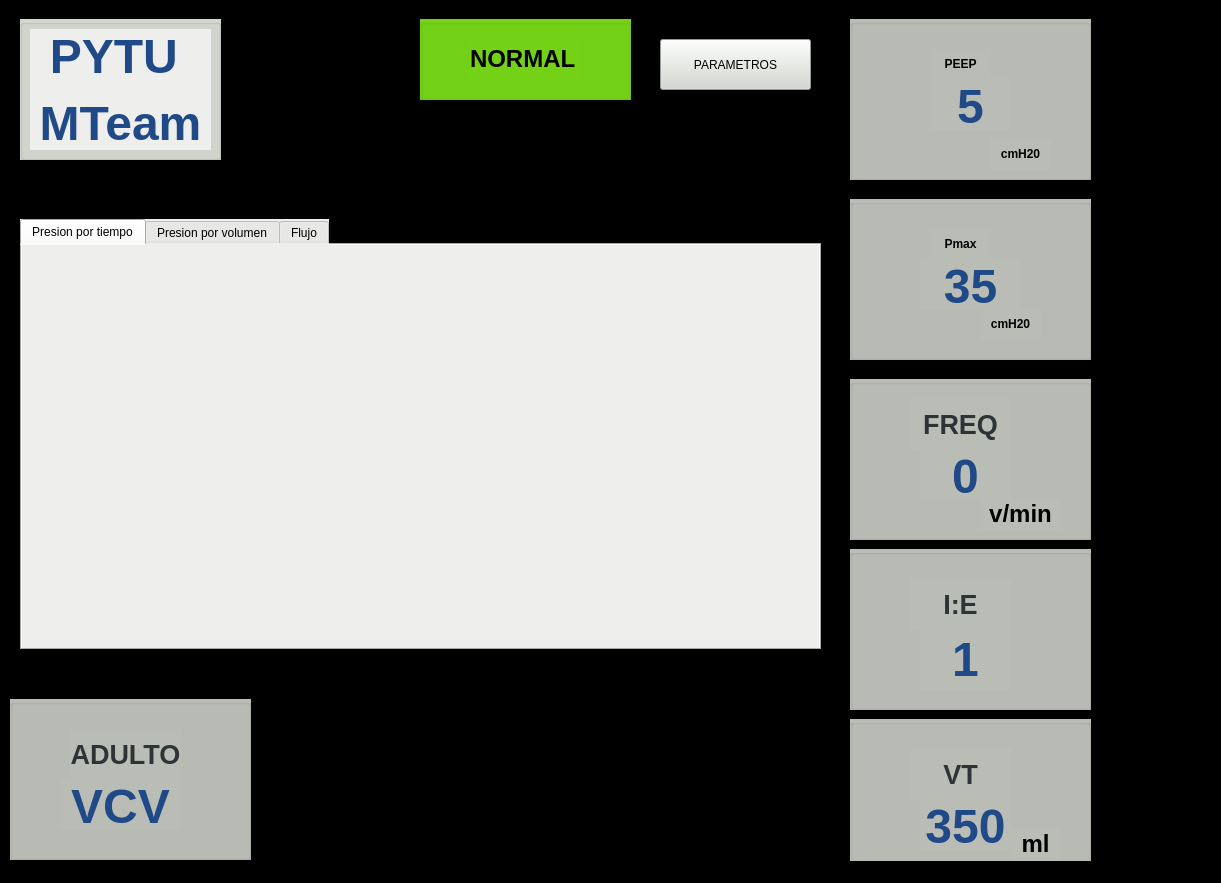
Above: mainwindow.ui from williamtoll/pytu-simulator before the change. Below: the same form after it.
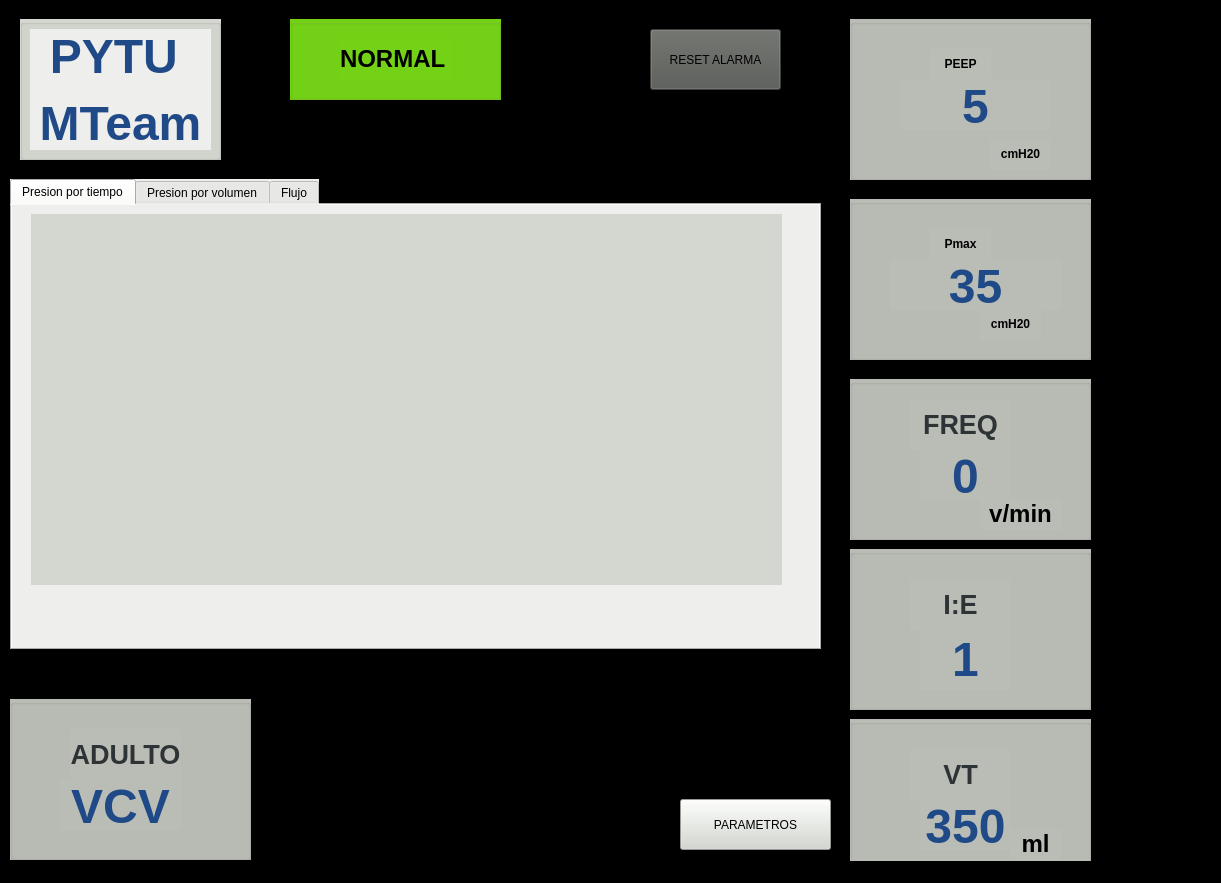
That is the form after the change. Custom widgets are drawn as their Qt base class.

Commit message: Read from sensor MPX5050GP and show alarms

Patch:
```diff
--- a/mainwindow.ui
+++ b/mainwindow.ui
@@ -99,9 +99,9 @@
     <widget class="QLabel" name="labelPeep">
      <property name="geometry">
       <rect>
-       <x>80</x>
+       <x>50</x>
        <y>60</y>
-       <width>81</width>
+       <width>151</width>
        <height>51</height>
       </rect>
      </property>
@@ -276,7 +276,7 @@
    <widget class="QGroupBox" name="groupBoxAlarm">
     <property name="geometry">
      <rect>
-      <x>420</x>
+      <x>290</x>
       <y>0</y>
       <width>211</width>
       <height>81</height>
@@ -305,10 +305,10 @@
    <widget class="QTabWidget" name="tabWidget">
     <property name="geometry">
      <rect>
-      <x>20</x>
-      <y>200</y>
-      <width>801</width>
-      <height>431</height>
+      <x>10</x>
+      <y>160</y>
+      <width>811</width>
+      <height>471</height>
      </rect>
     </property>
     <property name="styleSheet">
@@ -330,6 +330,9 @@
         <height>371</height>
        </rect>
       </property>
+      <property name="styleSheet">
+       <string notr="true">background-color: rgb(211, 215, 207);</string>
+      </property>
      </widget>
     </widget>
     <widget class="QWidget" name="tab_2">
@@ -346,8 +349,8 @@
    <widget class="QPushButton" name="pushButtonParameter">
     <property name="geometry">
      <rect>
-      <x>660</x>
-      <y>20</y>
+      <x>680</x>
+      <y>780</y>
       <width>151</width>
       <height>51</height>
      </rect>
@@ -458,9 +461,9 @@
     <widget class="QLabel" name="labelPmax">
      <property name="geometry">
       <rect>
-       <x>70</x>
+       <x>40</x>
        <y>60</y>
-       <width>101</width>
+       <width>171</width>
        <height>51</height>
       </rect>
      </property>
@@ -488,6 +491,23 @@
      </property>
     </widget>
    </widget>
+   <widget class="QPushButton" name="pushButtonResetAlarms">
+    <property name="geometry">
+     <rect>
+      <x>650</x>
+      <y>10</y>
+      <width>131</width>
+      <height>61</height>
+     </rect>
+    </property>
+    <property name="styleSheet">
+     <string notr="true">background-color: rgb(211, 215, 207);
+background-color: rgb(85, 87, 83);</string>
+    </property>
+    <property name="text">
+     <string>RESET ALARMA</string>
+    </property>
+   </widget>
   </widget>
   <widget class="QMenuBar" name="menubar">
    <property name="geometry">
```
Left out of the diff: 2 changed lines with no effect on the pictures. The commit also changes 8443 other files.
